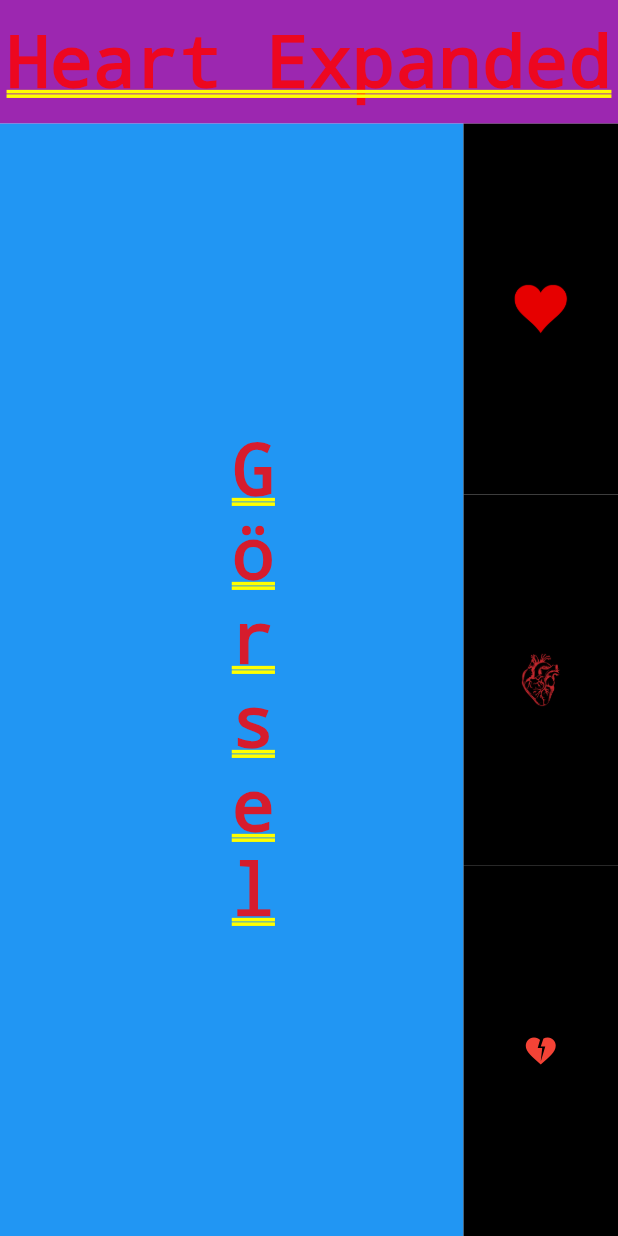
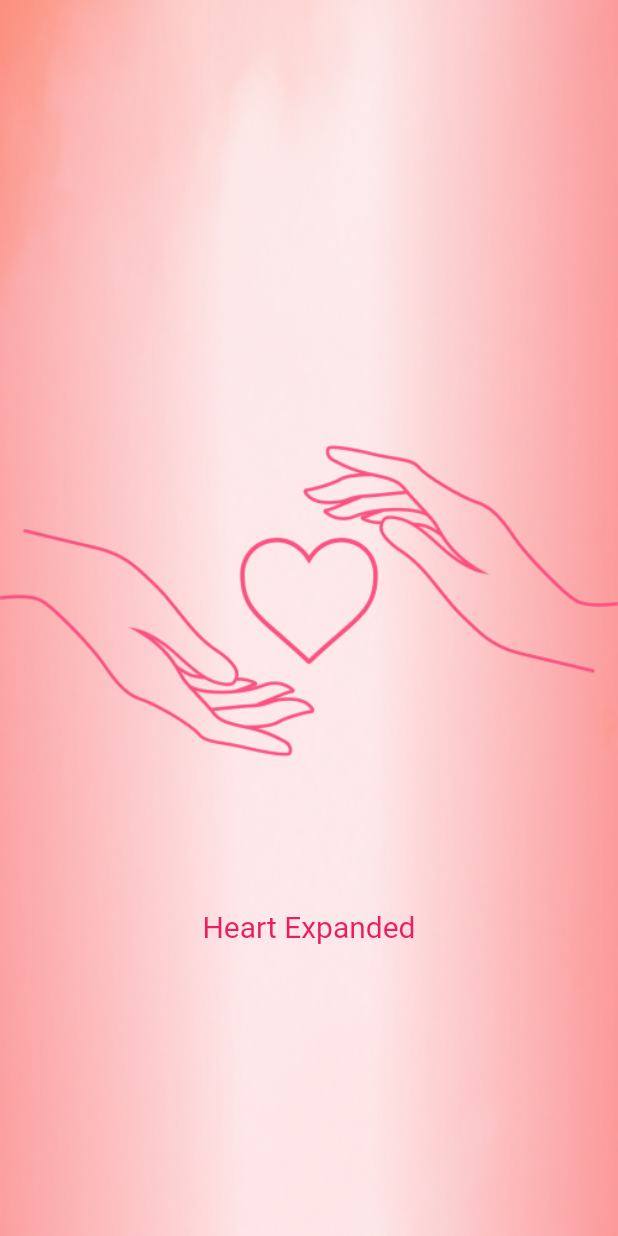
Before and after one commit to Allahverdyy/heart_expanded_app, a Flutter app: the screen it shows after launch, on a phone screen of 412 x 824 dp. Run offline on Flutter 3.47's test engine with Material 2 defaults, Android fonts, the light colour scheme and no system bars.

Commit message:
add ✨: some files add

```diff
--- a/lib/main.dart
+++ b/lib/main.dart
@@ -1,6 +1,7 @@
 import 'package:flutter/material.dart';
 import 'package:flutter/services.dart';
 import 'package:heart_expanded_app/views/view_heart_expanded/heart_expanded_view.dart';
+import 'package:heart_expanded_app/views/view_splash/splash_view.dart';
 
 void main() {
   SystemChrome.setSystemUIOverlayStyle(
@@ -14,7 +15,7 @@ class MyApp extends StatelessWidget {
   Widget build(BuildContext context) {
     return const MaterialApp(
       debugShowCheckedModeBanner: false,
-      home: ExpandedDemo(),
+      home: SplashView(),
     );
   }
 }
--- a/lib/views/view_splash/splash_view.dart
+++ b/lib/views/view_splash/splash_view.dart
@@ -13,19 +13,14 @@ class SplashView extends StatelessWidget {
             width: MediaQuery.sizeOf(context).width,
             height: MediaQuery.sizeOf(context).height,
             child: Image.asset(
-              'assets/images/images_splash_bg.png',
-              fit: BoxFit.fill,
-            ),
+                                'assets/images/png/images_splash_bg.png', fit: BoxFit.fill,),
           ),
           Column(
             mainAxisAlignment: MainAxisAlignment.center,
             children: [
               Center(
                 child: Image.asset(
-                  'assets/images/images_splash_logo.png',
-                  width: MediaQuery.sizeOf(context).width * 0.25,
-                  fit: BoxFit.fill,
-                ),
+                                'assets/images/png/images_splash_logo.png'),
               ),
               const Text(
                 'Heart Expanded',
```
Also changed, not shown: assets/images/png/images_splash_bg.png, 1 other file.
